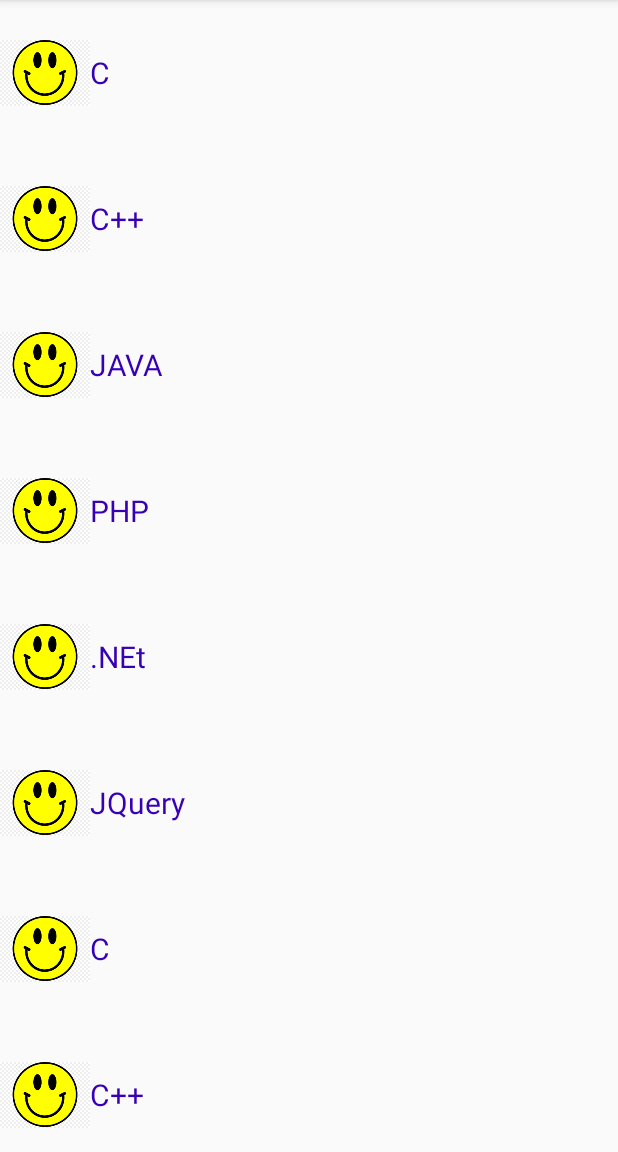
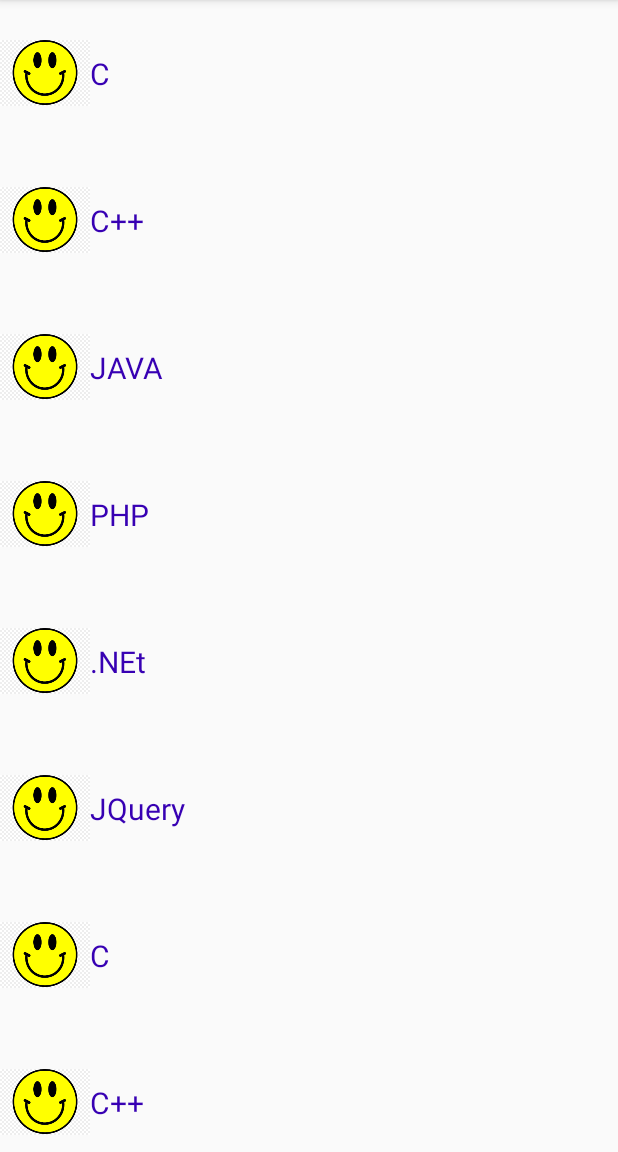
Before and after one commit to sumonece15/RecyclerView-Example2, an Android app: the screen it shows after launch (MainActivity), on a phone screen of 412 x 824 dp, the part 84-1236 px from its top. Run offline under Robolectric (Android 15) with nearby library versions, the phone set to English and light mode, and no system bars.

Commit message:
RecyclerView Example2 (1.0)

```diff
--- a/app/src/main/res/layout/single_row.xml
+++ b/app/src/main/res/layout/single_row.xml
@@ -1,7 +1,7 @@
 <?xml version="1.0" encoding="utf-8"?>
 <androidx.appcompat.widget.LinearLayoutCompat xmlns:android="http://schemas.android.com/apk/res/android"
     android:layout_width="match_parent"
-    android:layout_height="97dp">
+    android:layout_height="98dp">
 
     <ImageView
         android:id="@+id/img1"
```
